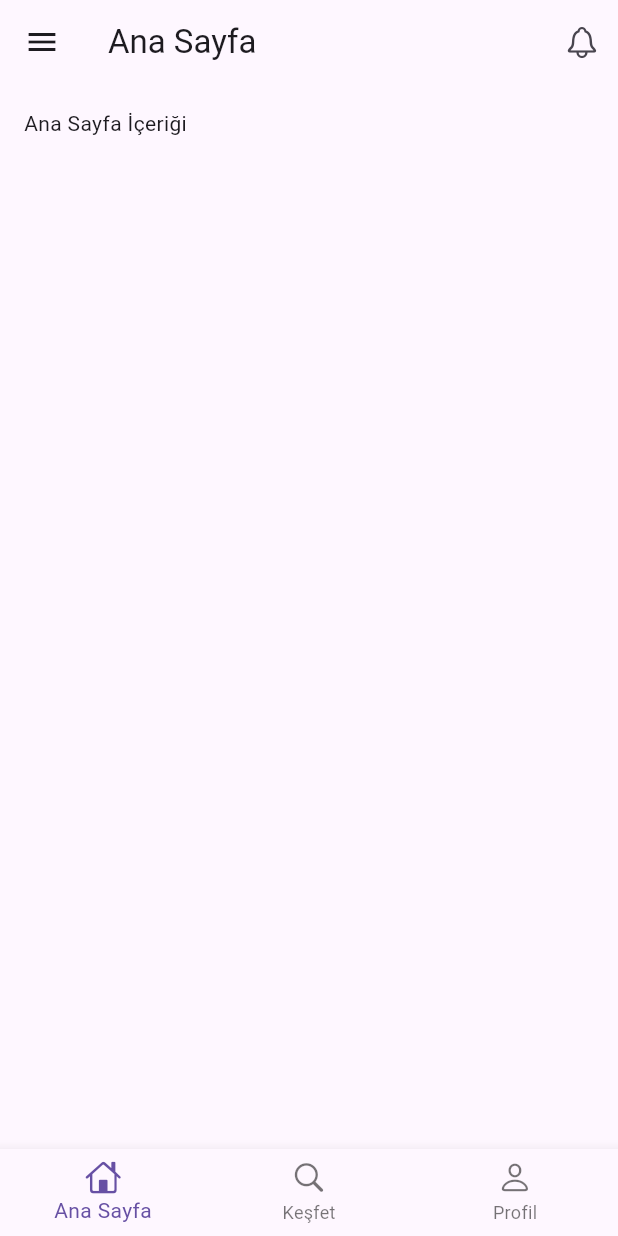
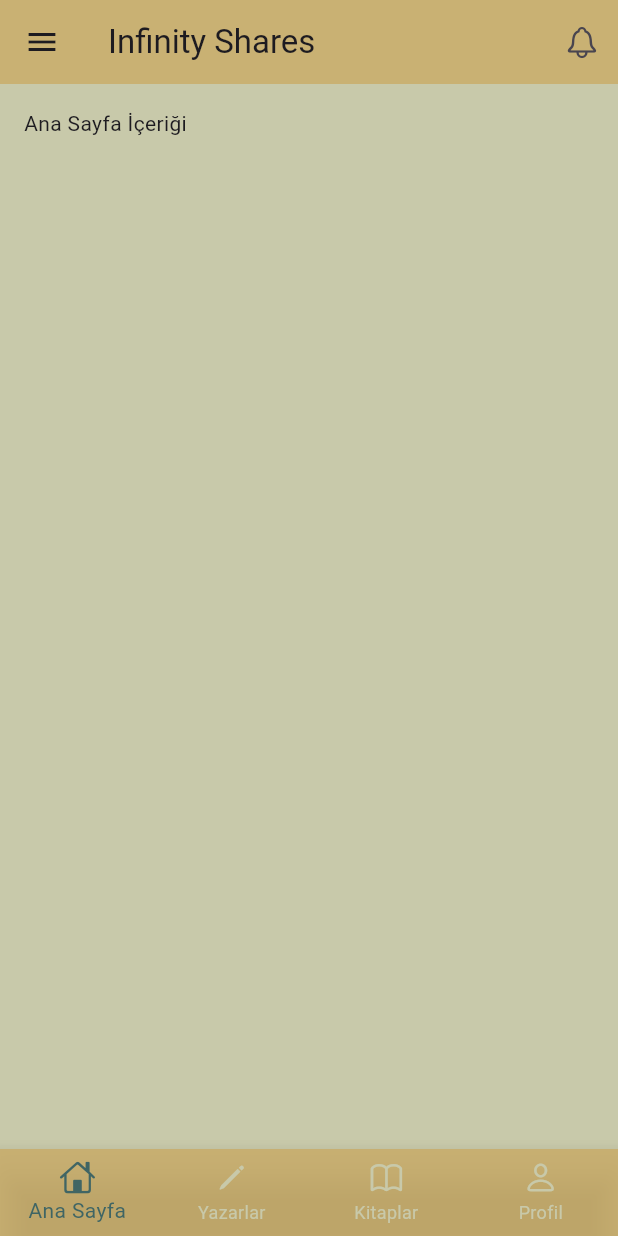
Before and after one commit to KeremAgiroz/InfiniteShelves, a Flutter app: the HomeScreen screen opened by its route, on a phone screen of 412 x 824 dp. Run offline on Flutter 3.47's test engine with Material 3 defaults, Android fonts, the phone set to English and light mode, and no system bars; our stand-ins replace go_router, lottie; missing offline and left inert: dotlottie_loader.

Commit message:
Alt menümdeki araçları uygulamam göre özellştirdim. Arka plan rengini düzenledim.

```diff
--- a/lib/screens/home_screen.dart
+++ b/lib/screens/home_screen.dart
@@ -8,9 +8,11 @@ class HomeScreen extends StatelessWidget {
   @override
   Widget build(BuildContext context) {
     return Scaffold(
+      backgroundColor: Color.fromRGBO(200, 201, 170, 100),
       // AppBar
       appBar: AppBar(
-        title: const Text('Ana Sayfa'),
+        title: const Text('Infinity Shares'),
+        backgroundColor: Color.fromARGB(200, 201, 170, 100),
         actions: [
           IconButton(
             icon: const Icon(CupertinoIcons.bell),
@@ -77,16 +79,26 @@ class HomeScreen extends StatelessWidget {
         ],
       ),
 
-      // Alt navigasyon çubuğu
       bottomNavigationBar: BottomNavigationBar(
+        backgroundColor:
+            Color.fromARGB(200, 201, 170, 100), // Arka plan rengini ayarla
+        selectedItemColor:
+            Color.fromARGB(254, 63, 101, 100), // Seçili öğe rengi
+        unselectedItemColor:
+            Color.fromRGBO(200, 201, 170, 100), // Seçili olmayan öğe rengi
+        type: BottomNavigationBarType.fixed, // Renk geçişi olmaması için
         items: const [
           BottomNavigationBarItem(
             icon: Icon(CupertinoIcons.home),
             label: 'Ana Sayfa',
           ),
           BottomNavigationBarItem(
-            icon: Icon(CupertinoIcons.search),
-            label: 'Keşfet',
+            icon: Icon(CupertinoIcons.pencil),
+            label: 'Yazarlar',
+          ),
+          BottomNavigationBarItem(
+            icon: Icon(CupertinoIcons.book),
+            label: 'Kitaplar',
           ),
           BottomNavigationBarItem(
             icon: Icon(CupertinoIcons.person),
```
